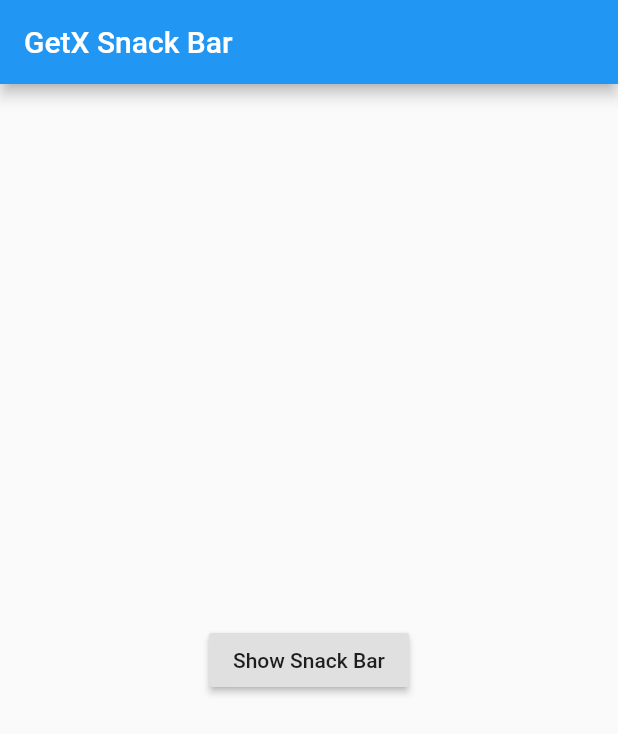
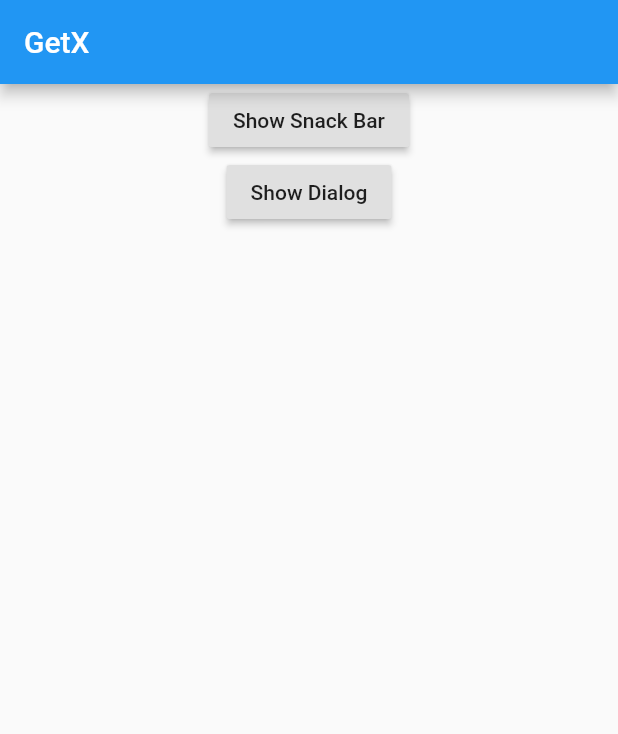
Before and after one commit to shahi5472/Flutter-GetX-Tutorial, a Flutter app: the screen it shows after launch, on a phone screen of 412 x 824 dp. Shown: the top 734 px of the screen. Run offline on Flutter 3.47's test engine with Material 2 defaults, Android fonts, the phone set to English and light mode, and no system bars; our stand-ins replace get.

Commit message:
getx dialog example done

```diff
--- a/lib/main.dart
+++ b/lib/main.dart
@@ -1,4 +1,5 @@
 import 'package:flutter/material.dart';
+import 'package:flutter_getx_tutorial/getx_dialog_widget.dart';
 import 'package:flutter_getx_tutorial/getx_snackbar_widget.dart';
 import 'package:get/get.dart';
 
@@ -10,12 +11,19 @@ class MyApp extends StatelessWidget {
   @override
   Widget build(BuildContext context) {
     return GetMaterialApp(
-      title: 'Snack Bar',
+      title: 'GetX',
       home: Scaffold(
         appBar: AppBar(
-          title: Text('GetX Snack Bar'),
+          title: Text('GetX'),
         ),
-        body: getXSnackBar,
+        body: Container(
+          child: Column(
+            children: [
+              getXSnackBar,
+              getXDialogWidget,
+            ],
+          ),
+        ),
       ),
     );
   }
```
Also changed, not shown: lib/getx_dialog_widget.dart (added, +44 -0 lines).
